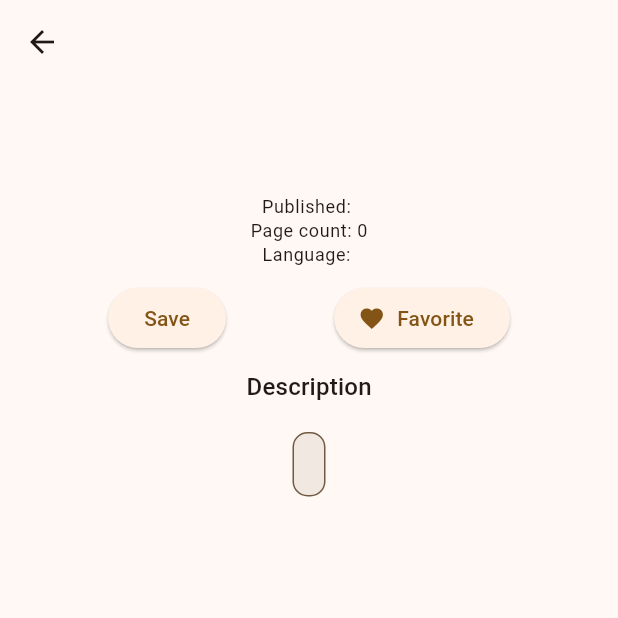
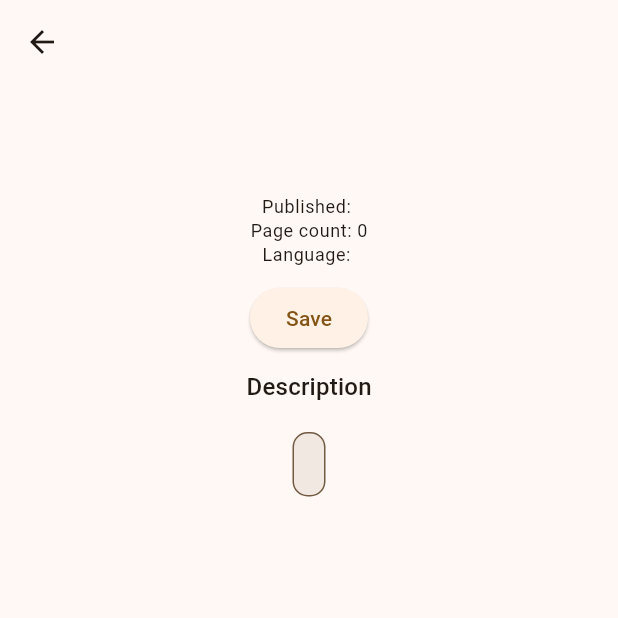
Before and after one commit to alexmihai33/reader-tracker, a Flutter app: the BookDetailsScren screen opened directly with empty values, on a phone screen of 412 x 824 dp, the top half of it. Run offline on Flutter 3.47's test engine with Material 3 defaults, Android fonts, the phone set to English and light mode, and no system bars; our stand-ins replace sqflite; accounts and stored records are empty.

Commit message:
Dynamically outputting the saved/favorite button based on current screen

```diff
--- a/lib/screens/books_details.dart
+++ b/lib/screens/books_details.dart
@@ -42,15 +42,12 @@ class _BookDetailsScrenState extends State<BookDetailsScren> {
                   Text('Page count: ${book.pageCount}', style: theme.bodySmall),
                   Text('Language: ${book.language}', style: theme.bodySmall),
                   SizedBox(height: 10),
-                  Row(
-                    mainAxisAlignment: !isFromSavedScreen ? MainAxisAlignment.spaceEvenly : MainAxisAlignment.center,
-                    children: [
-                      !isFromSavedScreen ? ElevatedButton(
+                  SizedBox(
+                    child: !isFromSavedScreen
+                        ? ElevatedButton(
                             onPressed: () async {
                               try {
-                            await DatabaseHelper.instance.insert(
-                              book,
-                            );
+                                await DatabaseHelper.instance.insert(book);
                                 SnackBar snackBar = const SnackBar(
                                   content: Text("Book Saved"),
                                 );
@@ -62,22 +59,61 @@ class _BookDetailsScrenState extends State<BookDetailsScren> {
                               }
                             },
                             child: Text("Save"),
-                      ) : const SizedBox(),
-                      ElevatedButton.icon(
+                          )
+                        : ElevatedButton.icon(
                             onPressed: () async {
-                          try{
-                            await DatabaseHelper.instance.toggleFavoriteStatus(book.id, book.isFavorite);
-                            SnackBar snackBar = const SnackBar(content: Text("Added to Favorite"),);
-                            ScaffoldMessenger.of(context).showSnackBar(snackBar);
-                          }catch (e){
+                              try {
+                                await DatabaseHelper.instance
+                                    .toggleFavoriteStatus(
+                                      book.id,
+                                      book.isFavorite,
+                                    );
+                                SnackBar snackBar = const SnackBar(
+                                  content: Text("Added to Favorite"),
+                                );
+                                ScaffoldMessenger.of(
+                                  context,
+                                ).showSnackBar(snackBar);
+                              } catch (e) {
                                 print(e);
                               }
                             },
                             label: Text("Favorite"),
                             icon: Icon(Icons.favorite),
                           ),
-                    ],
                   ),
+                  //     !isFromSavedScreen ? ElevatedButton(
+                  //       onPressed: () async {
+                  //         try {
+                  //           await DatabaseHelper.instance.insert(
+                  //             book,
+                  //           );
+                  //           SnackBar snackBar = const SnackBar(
+                  //             content: Text("Book Saved"),
+                  //           );
+                  //           ScaffoldMessenger.of(
+                  //             context,
+                  //           ).showSnackBar(snackBar);
+                  //         } catch (e) {
+                  //           print("Error: $e");
+                  //         }
+                  //       },
+                  //       child: Text("Save"),
+                  //     ) : const SizedBox(),
+                  //     ElevatedButton.icon(
+                  //       onPressed: () async {
+                  //         try{
+                  //           await DatabaseHelper.instance.toggleFavoriteStatus(book.id, book.isFavorite);
+                  //           SnackBar snackBar = const SnackBar(content: Text("Added to Favorite"),);
+                  //           ScaffoldMessenger.of(context).showSnackBar(snackBar);
+                  //         }catch (e){
+                  //           print(e);
+                  //         }
+                  //       },
+                  //       label: Text("Favorite"),
+                  //       icon: Icon(Icons.favorite),
+                  //     ),
+                  //   ],
                   const SizedBox(height: 10),
                   Text("Description", style: theme.titleMedium),
                   const SizedBox(height: 10),
```
Lines whose indentation alone changed are shown as unchanged.
